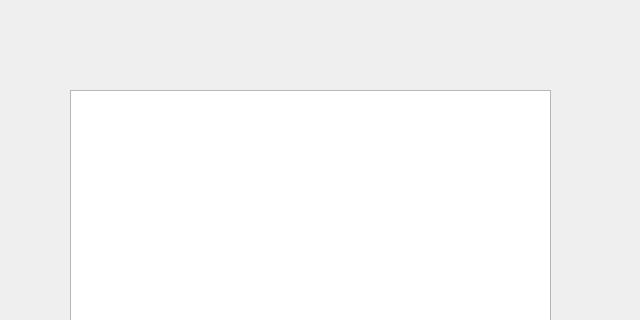
The window that simUI/tools_registerinspector.ui (wchen329/mips-tools) describes before a commit, drawn with Qt 5; both pictures show x 0 to 640 and y 0 to 320 of the 640 by 480 pixel window.
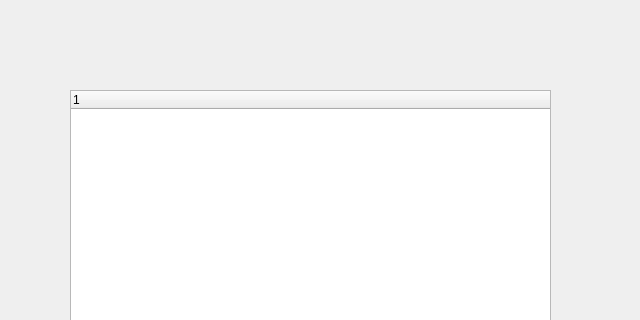
The same window after the commit.

What changed in the file:
```diff
--- a/simUI/tools_registerinspector.ui
+++ b/simUI/tools_registerinspector.ui
@@ -26,8 +26,11 @@
     <item row="0" column="0">
      <widget class="QTreeWidget" name="treeViewRegisters">
       <property name="headerHidden">
-       <bool>true</bool>
+       <bool>false</bool>
       </property>
+      <attribute name="headerVisible">
+       <bool>true</bool>
+      </attribute>
       <column>
        <property name="text">
         <string notr="true">1</string>
```
